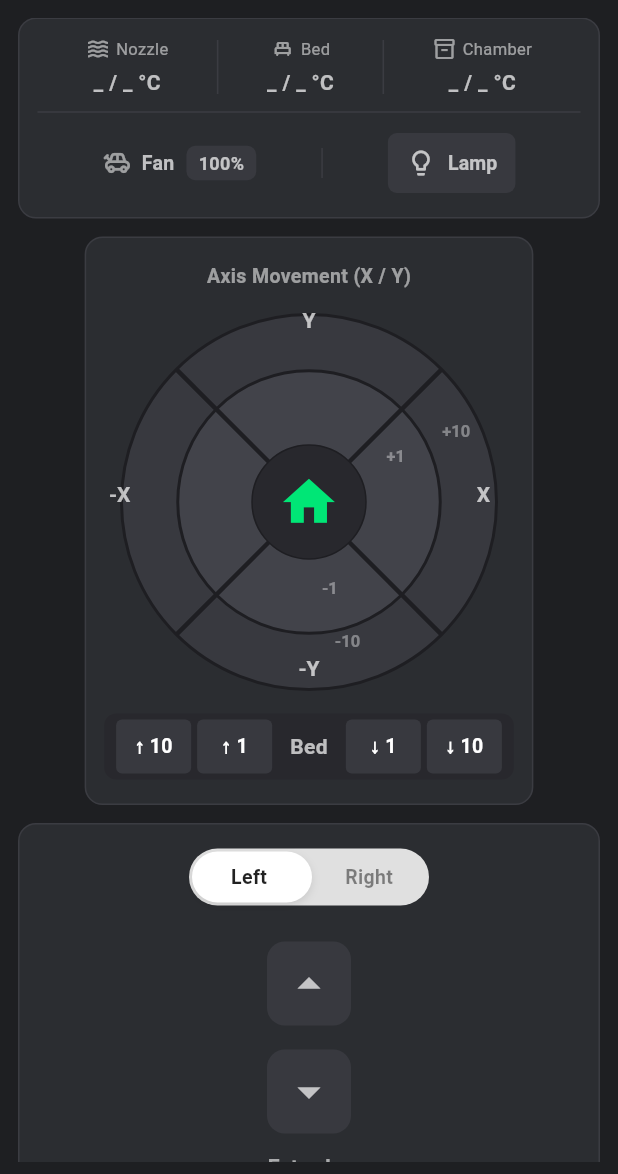
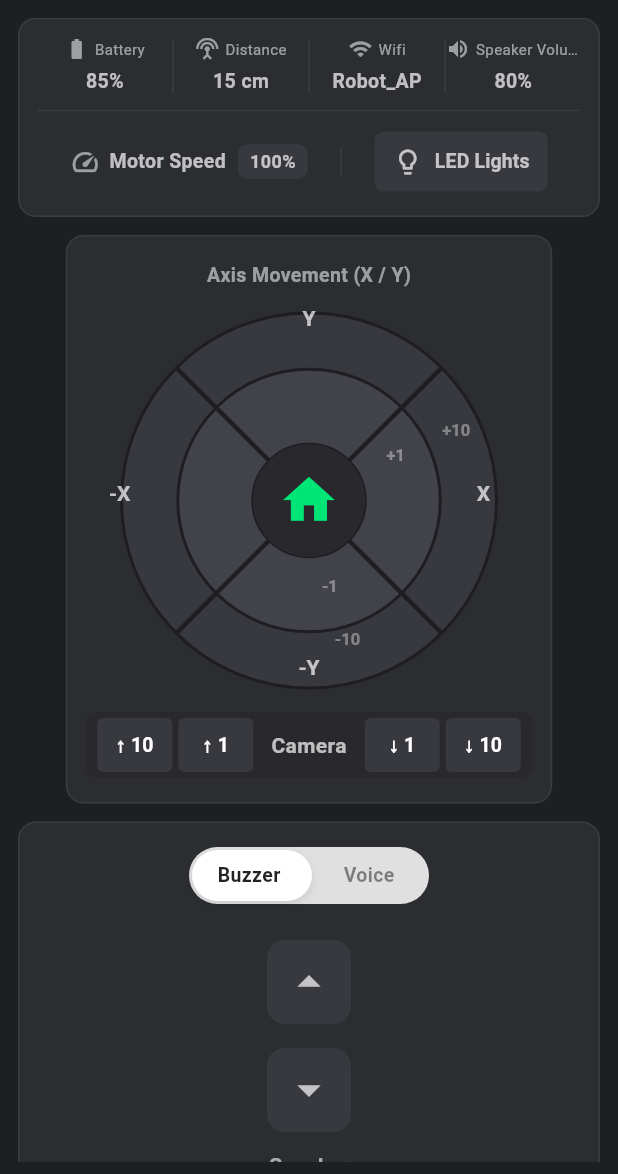
Before and after one commit to nixon42/flutter_mimo, a Flutter app: the screen it shows after launch, on a phone screen of 412 x 824 dp, the part 62-1236 px from its top. Run offline on Flutter 3.47's test engine with Material 3 defaults, Android fonts, the phone set to English and light mode, and no system bars.

Commit message:
feat(robot): pivot dashboard and widgets to tabletop robot control

```diff
--- a/lib/screens/dashboard_screen.dart
+++ b/lib/screens/dashboard_screen.dart
@@ -1,7 +1,7 @@
 import 'package:flutter/material.dart';
 import '../widgets/control_wheel.dart';
-import '../widgets/bed_control.dart';
-import '../widgets/extruder_control.dart';
+import '../widgets/camera_tilt_control.dart';
+import '../widgets/speaker_control.dart';
 
 class DashboardScreen extends StatelessWidget {
   const DashboardScreen({super.key});
@@ -25,16 +25,16 @@ class DashboardScreen extends StatelessWidget {
                   physics: const BouncingScrollPhysics(),
                   child: Column(
                     children: [
-                      // Card 1: Temperatures & Fans
-                      _buildTemperatureAndFanCard(),
+                      // Card 1: Robot Status & Indicators
+                      _buildStatusCard(),
                       const SizedBox(height: 12),
 
-                      // Card 2: X/Y Axis and Z Bed controls
+                      // Card 2: X/Y Axis (Movement) and Camera Tilt controls
                       _buildAxisControlCard(),
                       const SizedBox(height: 12),
 
-                      // Card 3: Extruder controls
-                      _buildExtruderControlCard(),
+                      // Card 3: Speaker & Audio controls
+                      _buildSpeakerControlCard(),
                       const SizedBox(height: 12),
                     ],
                   ),
@@ -103,7 +103,7 @@ class DashboardScreen extends StatelessWidget {
     );
   }
 
-  Widget _buildTemperatureAndFanCard() {
+  Widget _buildStatusCard() {
     return Container(
       padding: const EdgeInsets.all(12.0),
       decoration: BoxDecoration(
@@ -119,11 +119,13 @@ class DashboardScreen extends StatelessWidget {
           Row(
             mainAxisAlignment: MainAxisAlignment.spaceEvenly,
             children: [
-              _buildTempColumn(Icons.waves, 'Nozzle'),
+              _buildStatusColumn(Icons.battery_std, 'Battery', '85%'),
               Container(width: 1, height: 36, color: const Color(0xFF3B3C42)),
-              _buildTempColumn(Icons.single_bed, 'Bed'),
+              _buildStatusColumn(Icons.settings_input_antenna, 'Distance', '15 cm'),
               Container(width: 1, height: 36, color: const Color(0xFF3B3C42)),
-              _buildTempColumn(Icons.inventory_2_outlined, 'Chamber'),
+              _buildStatusColumn(Icons.wifi, 'Wifi', 'Robot_AP'),
+              Container(width: 1, height: 36, color: const Color(0xFF3B3C42)),
+              _buildStatusColumn(Icons.volume_up, 'Speaker Volume', '80%'),
             ],
           ),
           const Divider(color: Color(0xFF3B3C42), height: 20),
@@ -132,10 +134,10 @@ class DashboardScreen extends StatelessWidget {
             children: [
               Row(
                 children: [
-                  const Icon(Icons.toys_outlined, color: Colors.white54, size: 20),
+                  const Icon(Icons.speed, color: Colors.white54, size: 20),
                   const SizedBox(width: 6),
                   const Text(
-                    'Fan',
+                    'Motor Speed',
                     style: TextStyle(
                       color: Colors.white70,
                       fontSize: 13,
@@ -165,7 +167,7 @@ class DashboardScreen extends StatelessWidget {
                 onPressed: () {},
                 icon: const Icon(Icons.lightbulb_outline, color: Colors.white70, size: 20),
                 label: const Text(
-                  'Lamp',
+                  'LED Lights',
                   style: TextStyle(
                     color: Colors.white70,
                     fontSize: 13,
@@ -187,33 +189,38 @@ class DashboardScreen extends StatelessWidget {
     );
   }
 
-  Widget _buildTempColumn(IconData icon, String label) {
-    return Column(
+  Widget _buildStatusColumn(IconData icon, String label, String value) {
+    return Expanded(
+      child: Column(
         children: [
           Row(
-          mainAxisSize: MainAxisSize.min,
+            mainAxisAlignment: MainAxisAlignment.center,
             children: [
               Icon(icon, color: Colors.white54, size: 16),
               const SizedBox(width: 4),
-            Text(
+              Flexible(
+                child: Text(
                   label,
                   style: const TextStyle(
                     color: Colors.white54,
-                fontSize: 11,
+                    fontSize: 10,
+                  ),
+                  overflow: TextOverflow.ellipsis,
                 ),
               ),
             ],
           ),
           const SizedBox(height: 4),
-        const Text(
-          '_ / _ °C',
-          style: TextStyle(
+          Text(
+            value,
+            style: const TextStyle(
               color: Colors.white70,
-            fontSize: 14,
+              fontSize: 13,
               fontWeight: FontWeight.bold,
             ),
           ),
         ],
+      ),
     );
   }
 
@@ -248,15 +255,15 @@ class DashboardScreen extends StatelessWidget {
             ),
           ),
           const SizedBox(height: 16),
-          BedControl(
-            onMoveBed: _handleMoveBed,
+          CameraTiltControl(
+            onMoveCamera: _handleMoveCamera,
           ),
         ],
       ),
     );
   }
 
-  Widget _buildExtruderControlCard() {
+  Widget _buildSpeakerControlCard() {
     return Container(
       width: double.infinity,
       padding: const EdgeInsets.symmetric(vertical: 16.0, horizontal: 12.0),
@@ -268,26 +275,26 @@ class DashboardScreen extends StatelessWidget {
           width: 1,
         ),
       ),
-      child: ExtruderControl(
-        onExtrude: _handleExtrude,
+      child: SpeakerControl(
+        onSpeakerAction: _handleSpeakerAction,
       ),
     );
   }
 
   // Callback handlers
   static void _handleHome() {
-    debugPrint("Home button pressed");
+    debugPrint("Dock/Stop button pressed");
   }
 
   static void _handleMoveAxis(String axis, double step) {
-    debugPrint("Move axis: $axis by $step");
+    debugPrint("Move robot axis: $axis by $step");
   }
 
-  static void _handleMoveBed(int step) {
-    debugPrint("Move Bed by $step");
+  static void _handleMoveCamera(int step) {
+    debugPrint("Move Camera Tilt by $step");
   }
 
-  static void _handleExtrude(String side, int direction) {
-    debugPrint("Extrude on side: $side, direction: $direction");
+  static void _handleSpeakerAction(String mode, int direction) {
+    debugPrint("Speaker action in mode: $mode, direction: $direction");
   }
 }
--- a/lib/widgets/bed_control.dart
+++ b/lib/widgets/camera_tilt_control.dart
@@ -1,11 +1,11 @@
 import 'package:flutter/material.dart';
 
-class BedControl extends StatelessWidget {
-  final void Function(int step) onMoveBed;
+class CameraTiltControl extends StatelessWidget {
+  final void Function(int step) onMoveCamera;
 
-  const BedControl({
+  const CameraTiltControl({
     super.key,
-    required this.onMoveBed,
+    required this.onMoveCamera,
   });
 
   @override
@@ -19,12 +19,12 @@ class BedControl extends StatelessWidget {
       child: Row(
         mainAxisSize: MainAxisSize.min,
         children: [
-          _buildButton('↑ 10', () => onMoveBed(10)),
+          _buildButton('↑ 10', () => onMoveCamera(10)),
           const SizedBox(width: 4),
-          _buildButton('↑ 1', () => onMoveBed(1)),
+          _buildButton('↑ 1', () => onMoveCamera(1)),
           const SizedBox(width: 12),
           const Text(
-            'Bed',
+            'Camera',
             style: TextStyle(
               color: Colors.white70,
               fontSize: 14,
@@ -32,9 +32,9 @@ class BedControl extends StatelessWidget {
             ),
           ),
           const SizedBox(width: 12),
-          _buildButton('↓ 1', () => onMoveBed(-1)),
+          _buildButton('↓ 1', () => onMoveCamera(-1)),
           const SizedBox(width: 4),
-          _buildButton('↓ 10', () => onMoveBed(-10)),
+          _buildButton('↓ 10', () => onMoveCamera(-10)),
         ],
       ),
     );
--- a/lib/widgets/extruder_control.dart
+++ b/lib/widgets/speaker_control.dart
@@ -1,19 +1,19 @@
 import 'package:flutter/material.dart';
 
-class ExtruderControl extends StatefulWidget {
-  final void Function(String side, int direction) onExtrude;
+class SpeakerControl extends StatefulWidget {
+  final void Function(String soundMode, int direction) onSpeakerAction;
 
-  const ExtruderControl({
+  const SpeakerControl({
     super.key,
-    required this.onExtrude,
+    required this.onSpeakerAction,
   });
 
   @override
-  State<ExtruderControl> createState() => _ExtruderControlState();
+  State<SpeakerControl> createState() => _SpeakerControlState();
 }
 
-class _ExtruderControlState extends State<ExtruderControl> {
-  String _selectedSide = 'Left';
+class _SpeakerControlState extends State<SpeakerControl> {
+  String _selectedMode = 'Buzzer';
 
   @override
   Widget build(BuildContext context) {
@@ -31,7 +31,7 @@ class _ExtruderControlState extends State<ExtruderControl> {
           child: Stack(
             children: [
               AnimatedAlign(
-                alignment: _selectedSide == 'Left' ? Alignment.centerLeft : Alignment.centerRight,
+                alignment: _selectedMode == 'Buzzer' ? Alignment.centerLeft : Alignment.centerRight,
                 duration: const Duration(milliseconds: 200),
                 curve: Curves.easeInOut,
                 child: Container(
@@ -57,15 +57,15 @@ class _ExtruderControlState extends State<ExtruderControl> {
                     child: GestureDetector(
                       onTap: () {
                         setState(() {
-                          _selectedSide = 'Left';
+                          _selectedMode = 'Buzzer';
                         });
                       },
                       behavior: HitTestBehavior.opaque,
                       child: Center(
                         child: Text(
-                          'Left',
+                          'Buzzer',
                           style: TextStyle(
-                            color: _selectedSide == 'Left' ? Colors.black87 : Colors.black45,
+                            color: _selectedMode == 'Buzzer' ? Colors.black87 : Colors.black45,
                             fontWeight: FontWeight.bold,
                             fontSize: 13,
                           ),
@@ -77,15 +77,15 @@ class _ExtruderControlState extends State<ExtruderControl> {
                     child: GestureDetector(
                       onTap: () {
                         setState(() {
-                          _selectedSide = 'Right';
+                          _selectedMode = 'Voice';
                         });
                       },
                       behavior: HitTestBehavior.opaque,
                       child: Center(
                         child: Text(
-                          'Right',
+                          'Voice',
                           style: TextStyle(
-                            color: _selectedSide == 'Right' ? Colors.black87 : Colors.black45,
+                            color: _selectedMode == 'Voice' ? Colors.black87 : Colors.black45,
                             fontWeight: FontWeight.bold,
                             fontSize: 13,
                           ),
@@ -100,23 +100,23 @@ class _ExtruderControlState extends State<ExtruderControl> {
         ),
         const SizedBox(height: 24),
 
-        // Extrude up (▲)
-        _buildExtrudeButton(
+        // Volume up (▲)
+        _buildVolumeButton(
           icon: Icons.arrow_drop_up,
-          onPressed: () => widget.onExtrude(_selectedSide, 1),
+          onPressed: () => widget.onSpeakerAction(_selectedMode, 1),
         ),
         const SizedBox(height: 16),
 
-        // Extrude down (▼)
-        _buildExtrudeButton(
+        // Volume down (▼)
+        _buildVolumeButton(
           icon: Icons.arrow_drop_down,
-          onPressed: () => widget.onExtrude(_selectedSide, -1),
+          onPressed: () => widget.onSpeakerAction(_selectedMode, -1),
         ),
         const SizedBox(height: 12),
 
         // Label
         const Text(
-          'Extruder',
+          'Speaker',
           style: TextStyle(
             color: Colors.white60,
             fontSize: 14,
@@ -127,7 +127,7 @@ class _ExtruderControlState extends State<ExtruderControl> {
     );
   }
 
-  Widget _buildExtrudeButton({required IconData icon, required VoidCallback onPressed}) {
+  Widget _buildVolumeButton({required IconData icon, required VoidCallback onPressed}) {
     return SizedBox(
       width: 56,
       height: 56,
```
Also changed, not shown: 5 other files. Lines whose indentation alone changed are shown as unchanged.
